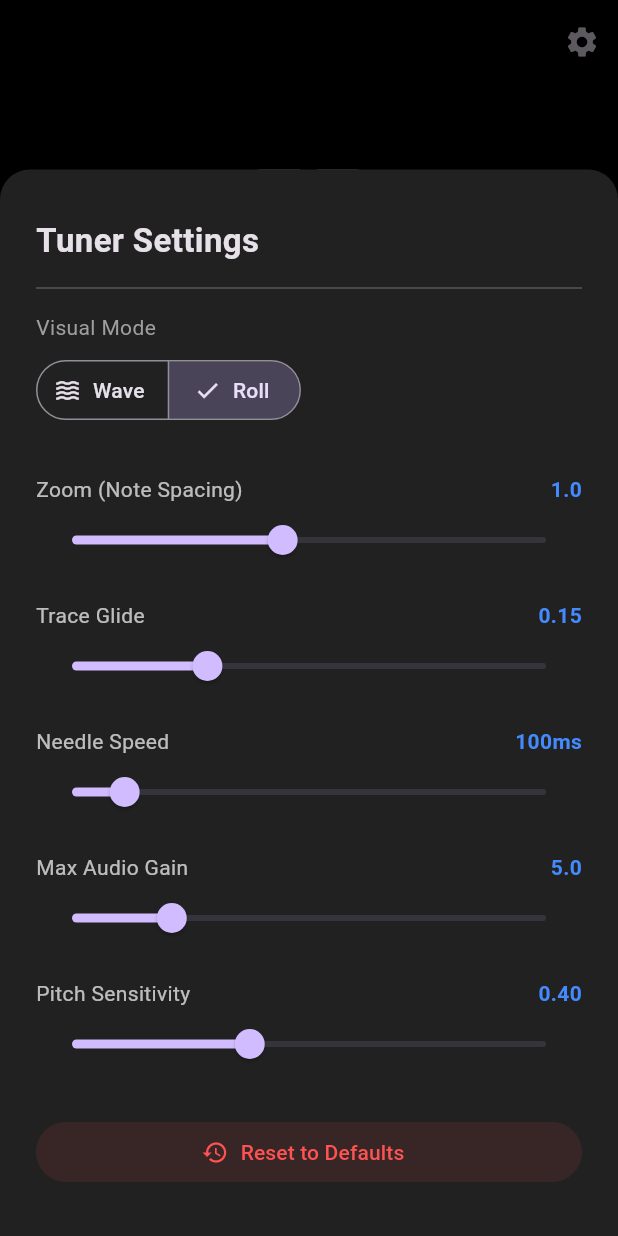
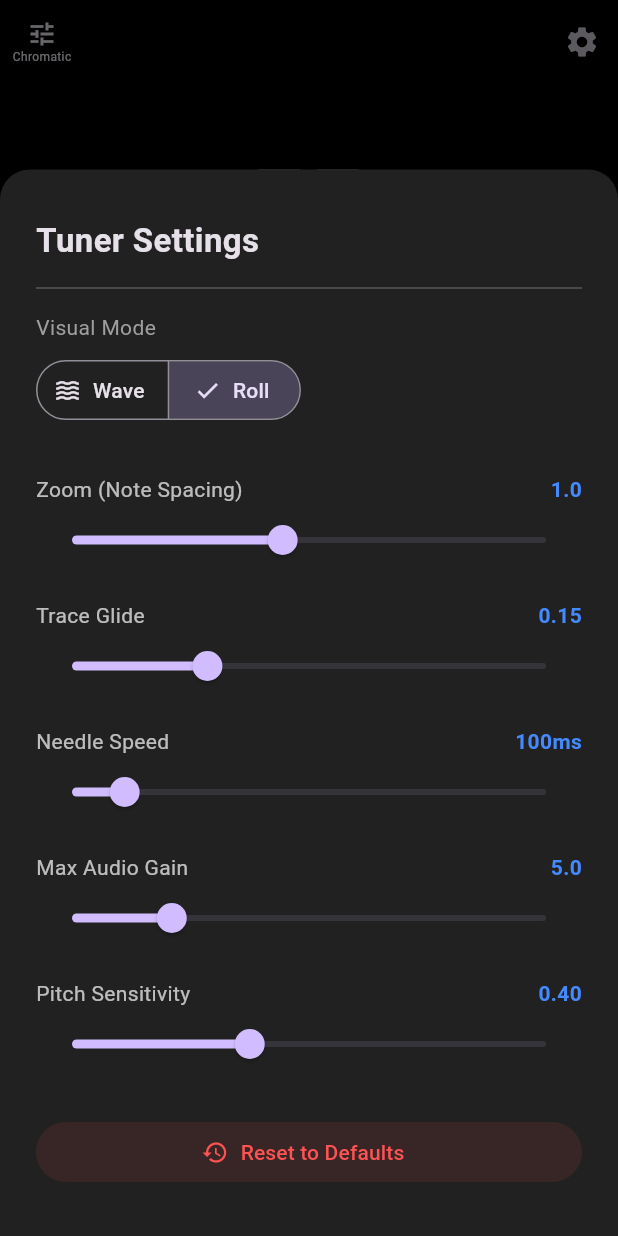
Before and after one commit to philipkingg/tuner, a Flutter app: the screen it shows after launch, after a tap on the "settings" icon, on a phone screen of 412 x 824 dp. Run offline on Flutter 3.47's test engine with Material 3 defaults, Android fonts, the phone set to English and light mode, and no system bars; our stand-ins replace shared_preferences, wakelock_plus; missing offline and left inert: pitch_detector_dart, record.

Commit message:
note snap

```diff
--- a/lib/main.dart
+++ b/lib/main.dart
@@ -11,6 +11,12 @@ import 'package:wakelock_plus/wakelock_plus.dart';
 void main() => runApp(const TunerApp());
 
 enum VisualMode { needle, rollingTrace }
+
+class TuningPreset {
+  final String name;
+  final List<String> notes;
+  TuningPreset({required this.name, required this.notes});
+}
 
 class TunerApp extends StatelessWidget {
   const TunerApp({super.key});
@@ -52,7 +58,14 @@ class _TunerHomeState extends State<TunerHome> with TickerProviderStateMixin {
   double _currentLerpedNote = 0.0;
   bool _isInitialized = false;
 
-  // Default Settings
+  final List<TuningPreset> _presets = [
+    TuningPreset(name: "Chromatic", notes: []),
+    TuningPreset(name: "Guitar (Standard)", notes: ["E2", "A2", "D3", "G3", "B3", "E4"]),
+    TuningPreset(name: "Guitar (7-String)", notes: ["B1", "E2", "A2", "D3", "G3", "B3", "E4"]),
+    TuningPreset(name: "Bass (Standard)", notes: ["E1", "A1", "D2", "G2"]),
+  ];
+  int _selectedPresetIndex = 0;
+
   static const VisualMode _defaultVisualMode = VisualMode.rollingTrace;
   static const double _defaultTargetGain = 5.0;
   static const double _defaultSensitivity = 0.4;
@@ -60,7 +73,6 @@ class _TunerHomeState extends State<TunerHome> with TickerProviderStateMixin {
   static const double _defaultPianoRollZoom = 1.0;
   static const double _defaultTraceLerpFactor = 0.15;
 
-  // Current Settings
   VisualMode _visualMode = _defaultVisualMode;
   double gain = 1.0;
   double targetGain = _defaultTargetGain;
@@ -76,13 +88,12 @@ class _TunerHomeState extends State<TunerHome> with TickerProviderStateMixin {
     _needleController = AnimationController(vsync: this, duration: const Duration(milliseconds: 100));
     _needleAnimation = Tween<double>(begin: 0, end: 0).animate(CurvedAnimation(parent: _needleController, curve: Curves.easeOutCubic))
       ..addListener(() { if (mounted) setState(() => cents = _needleAnimation.value.round()); });
-
     _initApp();
   }
 
   @override
   void dispose() {
-    WakelockPlus.disable(); // Allow iPhone to sleep again
+    WakelockPlus.disable();
     _audioStreamSubscription?.cancel();
     _audioRecorder.dispose();
     _needleController.dispose();
@@ -105,6 +116,7 @@ class _TunerHomeState extends State<TunerHome> with TickerProviderStateMixin {
       smoothingSpeed = _prefs!.getDouble('smoothingSpeed') ?? _defaultSmoothingSpeed;
       pianoRollZoom = _prefs!.getDouble('pianoRollZoom') ?? _defaultPianoRollZoom;
       traceLerpFactor = _prefs!.getDouble('traceLerpFactor') ?? _defaultTraceLerpFactor;
+      _selectedPresetIndex = _prefs!.getInt('presetIndex') ?? 0;
       gain = targetGain;
     });
   }
@@ -117,6 +129,7 @@ class _TunerHomeState extends State<TunerHome> with TickerProviderStateMixin {
     await _prefs!.setDouble('smoothingSpeed', smoothingSpeed);
     await _prefs!.setDouble('pianoRollZoom', pianoRollZoom);
     await _prefs!.setDouble('traceLerpFactor', traceLerpFactor);
+    await _prefs!.setInt('presetIndex', _selectedPresetIndex);
   }
 
   void _resetToDefaults() {
@@ -127,6 +140,7 @@ class _TunerHomeState extends State<TunerHome> with TickerProviderStateMixin {
       smoothingSpeed = _defaultSmoothingSpeed;
       pianoRollZoom = _defaultPianoRollZoom;
       traceLerpFactor = _defaultTraceLerpFactor;
+      _selectedPresetIndex = 0;
       gain = targetGain;
     });
     _saveSettings();
@@ -134,8 +148,7 @@ class _TunerHomeState extends State<TunerHome> with TickerProviderStateMixin {
 
   Future<void> _startTuning() async {
     if (await _audioRecorder.hasPermission()) {
-      WakelockPlus.enable(); // Keep the screen on during tuning
-
+      WakelockPlus.enable();
       const config = RecordConfig(encoder: AudioEncoder.pcm16bits, sampleRate: 44100, numChannels: 1);
       final stream = await _audioRecorder.startStream(config);
       _audioStreamSubscription = stream.listen((Uint8List data) => _processBytes(data));
@@ -146,36 +159,39 @@ class _TunerHomeState extends State<TunerHome> with TickerProviderStateMixin {
     final ByteData byteData = ByteData.sublistView(data);
     final List<double> currentChunk = [];
     double peak = 0.0;
-
     for (int i = 0; i < data.length - 1; i += 2) {
       int sample = byteData.getInt16(i, Endian.little);
       double val = (sample / 32768.0) * gain;
       currentChunk.add(val.clamp(-1.0, 1.0));
       if (val.abs() > peak) peak = val.abs();
     }
-
     if (peak >= 0.98) gain *= 0.8;
     else if (peak < 0.4 && gain < targetGain) gain *= 1.02;
-
     _audioBuffer.addAll(currentChunk);
-
     while (_audioBuffer.length >= 4096) {
       final List<double> processingBuffer = _audioBuffer.sublist(0, 4096);
       _audioBuffer.removeRange(0, 2048);
       final result = await _pitchDetector.getPitchFromFloatBuffer(processingBuffer);
-
       if (result.pitched && result.probability > sensitivity && result.pitch > 30) {
         _updateTunerLogic(result.pitch);
       } else {
-        if (_traceHistory.isNotEmpty) {
-          _traceHistory.insert(0, _traceHistory.first);
-        } else {
-          _traceHistory.insert(0, const Point(0, 0));
-        }
+        if (_traceHistory.isNotEmpty) _traceHistory.insert(0, _traceHistory.first);
+        else _traceHistory.insert(0, const Point(0, 0));
         if (_traceHistory.length > _maxTracePoints) _traceHistory.removeLast();
       }
     }
     if (mounted) setState(() => _wavePoints = currentChunk.take(80).toList());
+  }
+
+  // Helper to convert "E2" style strings to MIDI-offset semitones (A4=0)
+  double _noteToN(String noteStr) {
+    const names = ["C", "C#", "D", "D#", "E", "F", "F#", "G", "G#", "A", "A#", "B"];
+    RegExp re = RegExp(r"([A-G]#?)(\d)");
+    var match = re.firstMatch(noteStr);
+    if (match == null) return 0;
+    int noteIdx = names.indexOf(match.group(1)!);
+    int octave = int.parse(match.group(2)!);
+    return (noteIdx + (octave * 12)) - 57.0;
   }
 
   void _updateTunerLogic(double newPitch) {
@@ -185,13 +201,42 @@ class _TunerHomeState extends State<TunerHome> with TickerProviderStateMixin {
     double medianHz = sorted[sorted.length ~/ 2];
 
     double n = 12 * (log(medianHz / 440) / log(2));
-    int roundedN = n.round();
-    const noteNames = ["C", "C#", "D", "D#", "E", "F", "F#", "G", "G#", "A", "A#", "B"];
+    final currentPreset = _presets[_selectedPresetIndex];
 
-    int chromaticIndex = (roundedN + 57) % 12;
-    int detectedOctave = ((roundedN + 57) / 12).floor();
-    double newCents = (n - roundedN) * 100;
+    double targetN;
+    String targetName;
+    String targetOctave;
 
+    if (currentPreset.notes.isEmpty) {
+      // Chromatic snapping
+      int roundedN = n.round();
+      targetN = roundedN.toDouble();
+      const noteNames = ["C", "C#", "D", "D#", "E", "F", "F#", "G", "G#", "A", "A#", "B"];
+      targetName = noteNames[(roundedN + 57) % 12];
+      targetOctave = ((roundedN + 57) / 12).floor().toString();
+    } else {
+      // TUNING SNAP LOGIC: Find closest note in current instrument list
+      double minDiff = double.infinity;
+      double closestN = _noteToN(currentPreset.notes.first);
+      String closestLabel = currentPreset.notes.first;
+
+      for (var noteStr in currentPreset.notes) {
+        double presetN = _noteToN(noteStr);
+        double diff = (n - presetN).abs();
+        if (diff < minDiff) {
+          minDiff = diff;
+          closestN = presetN;
+          closestLabel = noteStr;
+        }
+      }
+      targetN = closestN;
+      RegExp re = RegExp(r"([A-G]#?)(\d)");
+      var match = re.firstMatch(closestLabel);
+      targetName = match?.group(1) ?? "--";
+      targetOctave = match?.group(2) ?? "";
+    }
+
+    double newCents = (n - targetN) * 100;
     _currentLerpedNote = lerpDouble(_currentLerpedNote, n, traceLerpFactor) ?? n;
     _traceHistory.insert(0, Point(newCents, _currentLerpedNote));
 
@@ -200,16 +245,56 @@ class _TunerHomeState extends State<TunerHome> with TickerProviderStateMixin {
     if (mounted) {
       setState(() {
         hz = medianHz;
-        note = noteNames[chromaticIndex];
-        octave = detectedOctave.toString();
+        note = targetName;
+        octave = targetOctave;
       });
-
       _needleAnimation = Tween<double>(begin: _needleAnimation.value, end: newCents).animate(
           CurvedAnimation(parent: _needleController, curve: Curves.easeOut)
       );
       _needleController.duration = Duration(milliseconds: smoothingSpeed.toInt());
       _needleController.forward(from: 0);
     }
+  }
+
+  void _showTuningMenu() {
+    showModalBottomSheet(
+      context: context,
+      backgroundColor: Colors.grey[900],
+      shape: const RoundedRectangleBorder(borderRadius: BorderRadius.vertical(top: Radius.circular(20))),
+      builder: (context) => Padding(
+        padding: const EdgeInsets.symmetric(vertical: 20),
+        child: Column(
+          mainAxisSize: MainAxisSize.min,
+          children: [
+            const Text("Select Tuning", style: TextStyle(fontSize: 20, fontWeight: FontWeight.bold)),
+            const SizedBox(height: 10),
+            Flexible(
+              child: ListView.builder(
+                shrinkWrap: true,
+                itemCount: _presets.length,
+                itemBuilder: (context, index) {
+                  final preset = _presets[index];
+                  return ListTile(
+                    leading: Icon(index == 0 ? Icons.blur_on : Icons.music_note, color: Colors.blueAccent),
+                    title: Text(preset.name),
+                    subtitle: Text(preset.notes.isEmpty ? "All notes" : preset.notes.join(" • ")),
+                    trailing: _selectedPresetIndex == index ? const Icon(Icons.check, color: Colors.green) : null,
+                    onTap: () {
+                      setState(() {
+                        _selectedPresetIndex = index;
+                        _traceHistory.clear(); // Clear history when changing tuning
+                      });
+                      _saveSettings();
+                      Navigator.pop(context);
+                    },
+                  );
+                },
+              ),
+            ),
+          ],
+        ),
+      ),
+    );
   }
 
   void _showSettings() {
@@ -276,16 +361,10 @@ class _TunerHomeState extends State<TunerHome> with TickerProviderStateMixin {
               SizedBox(
                 width: double.infinity,
                 child: FilledButton.tonalIcon(
-                  onPressed: () {
-                    _resetToDefaults();
-                    setModalState(() {});
-                  },
+                  onPressed: () { _resetToDefaults(); setModalState(() {}); },
                   icon: const Icon(Icons.restore),
                   label: const Text("Reset to Defaults"),
-                  style: FilledButton.styleFrom(
-                    backgroundColor: Colors.redAccent.withOpacity(0.1),
-                    foregroundColor: Colors.redAccent,
-                  ),
+                  style: FilledButton.styleFrom(backgroundColor: Colors.redAccent.withOpacity(0.1), foregroundColor: Colors.redAccent),
                 ),
               ),
             ]),
@@ -298,13 +377,10 @@ class _TunerHomeState extends State<TunerHome> with TickerProviderStateMixin {
   Widget _settingLabel(String title, String value) {
     return Padding(
       padding: const EdgeInsets.only(top: 16.0),
-      child: Row(
-        mainAxisAlignment: MainAxisAlignment.spaceBetween,
-        children: [
-          Text(title, style: const TextStyle(color: Colors.white70)),
-          Text(value, style: const TextStyle(color: Colors.blueAccent, fontWeight: FontWeight.bold)),
-        ],
-      ),
+      child: Row(mainAxisAlignment: MainAxisAlignment.spaceBetween, children: [
+        Text(title, style: const TextStyle(color: Colors.white70)),
+        Text(value, style: const TextStyle(color: Colors.blueAccent, fontWeight: FontWeight.bold)),
+      ]),
     );
   }
 
@@ -312,12 +388,21 @@ class _TunerHomeState extends State<TunerHome> with TickerProviderStateMixin {
   Widget build(BuildContext context) {
     if (!_isInitialized) return const Scaffold(body: Center(child: CircularProgressIndicator()));
     bool isCorrect = cents.abs() < 5 && note != "--";
+    final currentPreset = _presets[_selectedPresetIndex];
 
     return Scaffold(
       backgroundColor: Colors.black,
-      appBar: AppBar(backgroundColor: Colors.transparent, actions: [
-        IconButton(onPressed: _showSettings, icon: const Icon(Icons.settings))
-      ]),
+      appBar: AppBar(
+        backgroundColor: Colors.transparent,
+        leading: IconButton(
+          onPressed: _showTuningMenu,
+          icon: Column(mainAxisAlignment: MainAxisAlignment.center, children: [
+            const Icon(Icons.tune, size: 20),
+            Text(currentPreset.name.split(' ').first, style: const TextStyle(fontSize: 8)),
+          ]),
+        ),
+        actions: [IconButton(onPressed: _showSettings, icon: const Icon(Icons.settings))],
+      ),
       body: Column(children: [
         RichText(text: TextSpan(children: [
           TextSpan(text: note, style: TextStyle(fontSize: 100, fontWeight: FontWeight.bold, color: isCorrect ? Colors.green : Colors.white)),
@@ -332,20 +417,15 @@ class _TunerHomeState extends State<TunerHome> with TickerProviderStateMixin {
             decoration: const BoxDecoration(color: Colors.black),
             child: _visualMode == VisualMode.needle
                 ? Center(child: SizedBox(height: 120, width: double.infinity, child: CustomPaint(painter: WavePainter(_wavePoints))))
-                : CustomPaint(painter: RollingRollPainter(_traceHistory, _currentLerpedNote, pianoRollZoom)),
+                : CustomPaint(painter: RollingRollPainter(_traceHistory, _currentLerpedNote, pianoRollZoom, currentPreset.notes)),
           ),
         ),
         Padding(
           padding: const EdgeInsets.symmetric(horizontal: 40, vertical: 20),
           child: Column(children: [
-            SizedBox(
-              height: 40,
-              width: double.infinity,
-              child: CustomPaint(painter: CentsMeterPainter(cents.toDouble())),
-            ),
+            SizedBox(height: 40, width: double.infinity, child: CustomPaint(painter: CentsMeterPainter(cents.toDouble()))),
             const SizedBox(height: 10),
-            Text("${cents.abs()} cents ${cents > 0 ? 'sharp' : 'flat'}",
-                style: TextStyle(fontSize: 16, color: isCorrect ? Colors.green : Colors.white70)),
+            Text("${cents.abs()} cents ${cents > 0 ? 'sharp' : 'flat'}", style: TextStyle(fontSize: 16, color: isCorrect ? Colors.green : Colors.white70)),
           ]),
         ),
       ]),
@@ -361,36 +441,18 @@ class CentsMeterPainter extends CustomPainter {
   void paint(Canvas canvas, Size size) {
     final double midX = size.width / 2;
     final double range = 50.0;
-
-    canvas.drawLine(Offset(0, size.height / 2), Offset(size.width, size.height / 2),
-        Paint()..color = Colors.white12..strokeWidth = 2);
-
-    final tickPaint = Paint()..color = Colors.white24..strokeWidth = 1;
+    canvas.drawLine(Offset(0, size.height / 2), Offset(size.width, size.height / 2), Paint()..color = Colors.white12..strokeWidth = 2);
     for (int i = -50; i <= 50; i += 10) {
       double x = midX + (i / range) * midX;
       bool isCenter = i == 0;
       double h = isCenter ? 20 : (i % 50 == 0 ? 15 : 8);
-
-      final p = isCenter ? (Paint()..color = Colors.white70..strokeWidth = 2) : tickPaint;
-      canvas.drawLine(Offset(x, (size.height / 2) - h/2), Offset(x, (size.height / 2) + h/2), p);
+      canvas.drawLine(Offset(x, (size.height / 2) - h/2), Offset(x, (size.height / 2) + h/2), Paint()..color = isCenter ? Colors.white70 : Colors.white24..strokeWidth = isCenter ? 2 : 1);
     }
-
-    Color needleColor = _getNeedleColor(cents.abs());
     double needleX = midX + (cents.clamp(-50, 50) / range) * midX;
-
-    canvas.drawLine(
-        Offset(needleX, 0),
-        Offset(needleX, size.height),
-        Paint()..color = needleColor..strokeWidth = 3..strokeCap = StrokeCap.round
-    );
+    canvas.drawLine(Offset(needleX, 0), Offset(needleX, size.height), Paint()..color = _getNeedleColor(cents.abs())..strokeWidth = 3..strokeCap = StrokeCap.round);
   }
 
-  Color _getNeedleColor(double absCents) {
-    if (absCents < 5) return Colors.greenAccent;
-    if (absCents < 20) return Colors.yellowAccent;
-    return Colors.redAccent;
-  }
-
+  Color _getNeedleColor(double absCents) => absCents < 5 ? Colors.greenAccent : (absCents < 20 ? Colors.yellowAccent : Colors.redAccent);
   @override bool shouldRepaint(CentsMeterPainter old) => old.cents != cents;
 }
 
@@ -398,86 +460,74 @@ class RollingRollPainter extends CustomPainter {
   final List<Point<double>> history;
   final double centerNoteIndex;
   final double zoom;
-  RollingRollPainter(this.history, this.centerNoteIndex, this.zoom);
+  final List<String> filteredNotes;
+  RollingRollPainter(this.history, this.centerNoteIndex, this.zoom, this.filteredNotes);
 
   static const noteNames = ["C", "C#", "D", "D#", "E", "F", "F#", "G", "G#", "A", "A#", "B"];
+
+  double _noteToN(String noteStr) {
+    RegExp re = RegExp(r"([A-G]#?)(\d)");
+    var match = re.firstMatch(noteStr);
+    if (match == null) return 0;
+    int noteIdx = noteNames.indexOf(match.group(1)!);
+    int octave = int.parse(match.group(2)!);
+    return (noteIdx + (octave * 12)) - 57.0;
+  }
 
   @override
   void paint(Canvas canvas, Size size) {
     final double midX = size.width / 2;
     final double stepX = (size.width / 2) * zoom;
-    const double bottomMargin = 40.0;
-    final double drawingHeight = size.height - bottomMargin;
+    final double drawingHeight = size.height - 40.0;
 
     _drawGrid(canvas, size, drawingHeight, midX, stepX);
 
     if (history.isEmpty) return;
     final path = Path();
-    bool first = true;
-
     for (int i = 0; i < history.length; i++) {
-      double relativeSemitones = history[i].y - centerNoteIndex;
-      double xPos = midX + (relativeSemitones * stepX);
+      double xPos = midX + ((history[i].y - centerNoteIndex) * stepX);
       double yPos = drawingHeight - (i * (drawingHeight / 120));
-
-      if (first) { path.moveTo(xPos, yPos); first = false; }
-      else { path.lineTo(xPos, yPos); }
+      if (i == 0) path.moveTo(xPos, yPos); else path.lineTo(xPos, yPos);
     }
-
-    double currentCents = history.first.x.abs();
-    Color lineColor = _getColor(currentCents);
-
-    canvas.drawPath(path, Paint()
-      ..color = lineColor
-      ..strokeWidth = 3.5
-      ..style = PaintingStyle.stroke
-      ..strokeJoin = StrokeJoin.round);
-
-    canvas.drawLine(Offset(midX, 0), Offset(midX, drawingHeight),
-        Paint()..color = Colors.white.withOpacity(0.3)..strokeWidth = 1.5);
+    canvas.drawPath(path, Paint()..color = _getColor(history.first.x.abs())..strokeWidth = 3.5..style = PaintingStyle.stroke..strokeJoin = StrokeJoin.round);
+    canvas.drawLine(Offset(midX, 0), Offset(midX, drawingHeight), Paint()..color = Colors.white.withOpacity(0.3)..strokeWidth = 1.5);
   }
 
   void _drawGrid(Canvas canvas, Size size, double drawingHeight, double midX, double stepX) {
-    int minN = (centerNoteIndex - (1 / zoom)).floor() - 1;
-    int maxN = (centerNoteIndex + (1 / zoom)).ceil() + 1;
+    if (filteredNotes.isEmpty) {
+      // Chromatic Grid
+      int minN = (centerNoteIndex - (1 / zoom) - 2).floor();
+      int maxN = (centerNoteIndex + (1 / zoom) + 2).ceil();
+      for (int n = minN; n <= maxN; n++) {
+        _drawSingleLine(canvas, n.toDouble(), midX, stepX, drawingHeight);
+      }
+    } else {
+      // TUNING GRID: Only show notes in the preset
+      for (var noteStr in filteredNotes) {
+        _drawSingleLine(canvas, _noteToN(noteStr), midX, stepX, drawingHeight);
+      }
+    }
+  }
 
-    for (int n = minN; n <= maxN; n++) {
-      double xPos = midX + ((n - centerNoteIndex) * stepX);
-      bool isActive = (n - centerNoteIndex).abs() < 0.2;
+  void _drawSingleLine(Canvas canvas, double n, double midX, double stepX, double drawingHeight) {
+    double xPos = midX + ((n - centerNoteIndex) * stepX);
+    if (xPos < -50 || xPos > midX * 2 + 50) return;
 
-      final linePaint = Paint()
-        ..color = isActive ? Colors.blueAccent.withOpacity(0.6) : Colors.white.withOpacity(0.08)
-        ..strokeWidth = isActive ? 3 : 1;
+    bool isActive = (n - centerNoteIndex).abs() < 0.2;
+    canvas.drawLine(Offset(xPos, 0), Offset(xPos, drawingHeight), Paint()
+      ..color = isActive ? Colors.blueAccent.withOpacity(0.6) : Colors.white.withOpacity(0.08)
+      ..strokeWidth = isActive ? 3 : 1);
 
-      canvas.drawLine(Offset(xPos, 0), Offset(xPos, drawingHeight), linePaint);
-
-      final int nameIdx = (n + 57) % 12;
-      final int octaveNum = ((n + 57) / 12).floor();
-      final String label = "${noteNames[nameIdx]}$octaveNum";
-
-      final TextPainter textPainter = TextPainter(
-        text: TextSpan(
-            text: label,
-            style: TextStyle(
-              color: isActive ? Colors.blueAccent : Colors.white.withOpacity(0.4),
-              fontSize: isActive ? 14 : 11,
-              fontWeight: FontWeight.bold,
-            )
-        ),
-        textDirection: TextDirection.ltr,
-      )..layout();
-
-      textPainter.paint(canvas, Offset(xPos - (textPainter.width / 2), drawingHeight + 5));
-    }
+    String label = "${noteNames[((n + 57) % 12).toInt()]}${((n + 57) / 12).floor()}";
+    TextPainter(text: TextSpan(text: label, style: TextStyle(color: isActive ? Colors.blueAccent : Colors.white.withOpacity(0.4), fontSize: isActive ? 14 : 11, fontWeight: FontWeight.bold)), textDirection: TextDirection.ltr)
+      ..layout()..paint(canvas, Offset(xPos - 8, drawingHeight + 5));
   }
 
   Color _getColor(double cents) {
     if (cents < 5) return Colors.greenAccent;
     if (cents < 20) return Color.lerp(Colors.greenAccent, Colors.yellowAccent, (cents - 5) / 15)!;
-    if (cents < 35) return Color.lerp(Colors.yellowAccent, Colors.orangeAccent, (cents - 20) / 15)!;
-    return Color.lerp(Colors.orangeAccent, Colors.redAccent, (cents - 35) / 15.0.clamp(0.01, 15.0))!;
+    return Color.lerp(Colors.yellowAccent, Colors.redAccent, (cents - 20) / 30.0.clamp(0.1, 1.0))!;
   }
-
   @override bool shouldRepaint(RollingRollPainter old) => true;
 }
 
@@ -487,12 +537,9 @@ class WavePainter extends CustomPainter {
   @override
   void paint(Canvas canvas, Size size) {
     if (points.isEmpty) return;
-    final paint = Paint()..color = Colors.blueAccent..strokeWidth = 3.0..style = PaintingStyle.stroke;
     final path = Path()..moveTo(0, size.height / 2);
-    for (var i = 0; i < points.length; i++) {
-      path.lineTo(size.width * (i / points.length), (size.height / 2) + (points[i] * size.height / 2));
-    }
-    canvas.drawPath(path, paint);
+    for (var i = 0; i < points.length; i++) path.lineTo(size.width * (i / points.length), (size.height / 2) + (points[i] * size.height / 2));
+    canvas.drawPath(path, Paint()..color = Colors.blueAccent..strokeWidth = 3.0..style = PaintingStyle.stroke);
   }
   @override bool shouldRepaint(covariant CustomPainter old) => true;
 }
```
